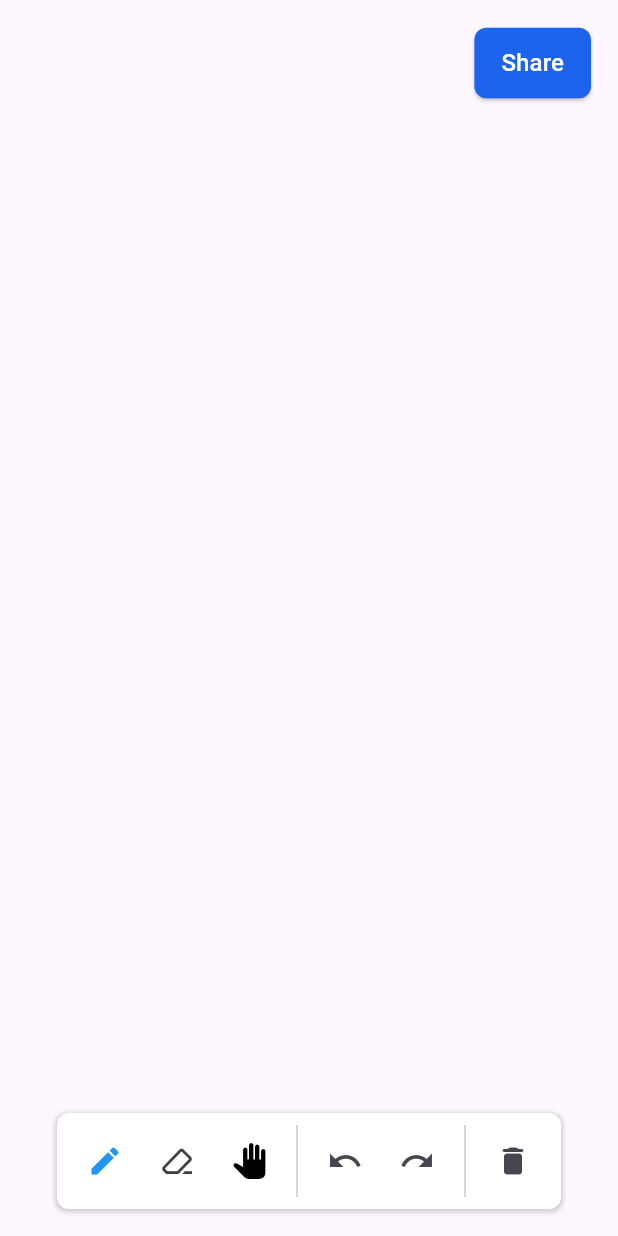
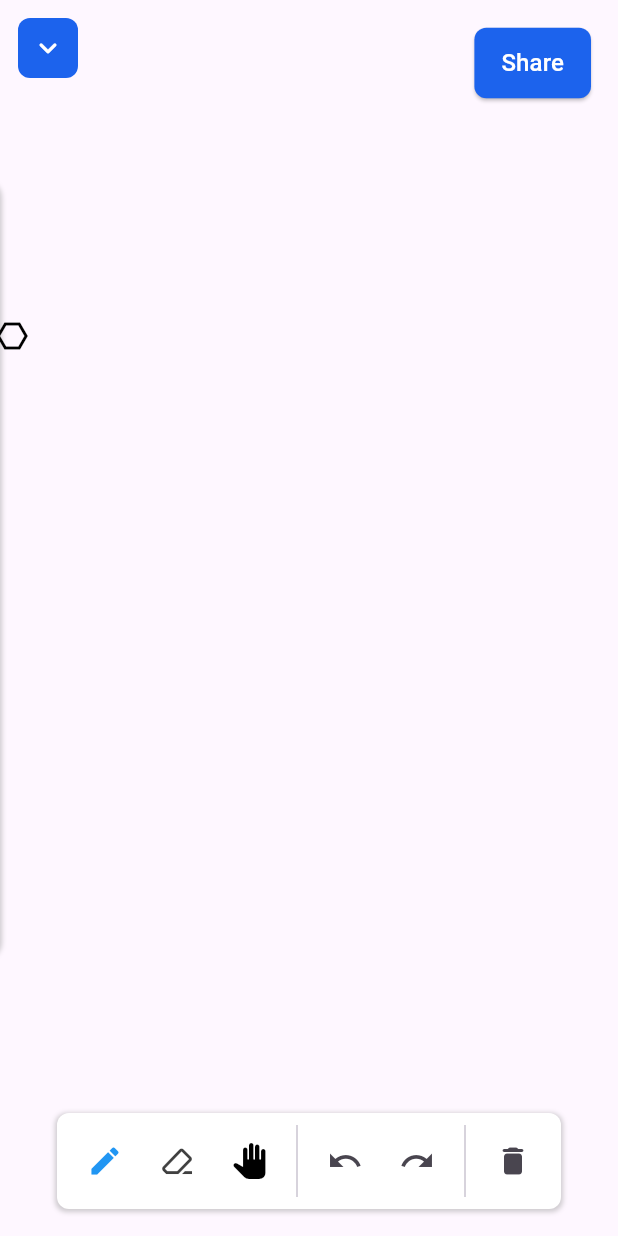
Before and after one commit to XxThunderBlastxX/sketchit, a Flutter app: the screen it shows after launch, on a phone screen of 412 x 824 dp. Run offline on Flutter 3.47's test engine with Material 3 defaults, Android fonts, the phone set to English and light mode, and no system bars; drawn by our look-alikes of flutter_animate; our stand-ins replace equatable, flutter_bloc, flutter_colorpicker, flutter_svg, get_it, go_router and 2 more; missing offline and left inert: custom_mouse_cursor, serverpod, serverpod_auth_client, serverpod_auth_server, serverpod_chat_client, serverpod_chat_server and 2 more; Roboto replaces fonts that are missing (Dosis); statements that could not run were skipped.

Commit message:
Made responsiveness for side bar

```diff
--- a/sketchit_flutter/lib/src/app/theme/theme.dart
+++ b/sketchit_flutter/lib/src/app/theme/theme.dart
@@ -2,7 +2,7 @@ import 'package:flutter/material.dart';
 import 'package:google_fonts/google_fonts.dart';
 
 class AppTheme {
-  static Color primaryColor = const Color(0xFF5A478C);
+  static Color primaryColor = const Color(0xFF1c63ed);
 
   static ThemeData theme = ThemeData(
       elevatedButtonTheme: ElevatedButtonThemeData(
--- /dev/null
+++ b/sketchit_flutter/lib/src/feature/sketch_canvas/presentation/bloc/side_bar_bloc/side_bar_bloc.dart
@@ -0,0 +1,15 @@
+import 'package:equatable/equatable.dart';
+import 'package:flutter_bloc/flutter_bloc.dart';
+
+part 'side_bar_event.dart';
+part 'side_bar_state.dart';
+
+class SideBarBloc extends Bloc<SideBarEvent, SideBarState> {
+  SideBarBloc() : super(const SideBarState(isSideBarOpen: false)) {
+    on<ToggleSideBar>((event, emit) {
+      emit(state.copyWith(
+        isSideBarOpen: !state.isSideBarOpen,
+      ));
+    });
+  }
+}
--- /dev/null
+++ b/sketchit_flutter/lib/src/feature/sketch_canvas/presentation/bloc/side_bar_bloc/side_bar_event.dart
@@ -0,0 +1,12 @@
+part of 'side_bar_bloc.dart';
+
+sealed class SideBarEvent extends Equatable {
+  const SideBarEvent();
+}
+
+class ToggleSideBar extends SideBarEvent {
+  const ToggleSideBar();
+
+  @override
+  List<Object?> get props => [];
+}
--- /dev/null
+++ b/sketchit_flutter/lib/src/feature/sketch_canvas/presentation/bloc/side_bar_bloc/side_bar_state.dart
@@ -0,0 +1,14 @@
+part of 'side_bar_bloc.dart';
+
+class SideBarState extends Equatable {
+  final bool isSideBarOpen;
+
+  const SideBarState({required this.isSideBarOpen});
+
+  SideBarState copyWith({bool? isSideBarOpen}) => SideBarState(
+        isSideBarOpen: isSideBarOpen ?? this.isSideBarOpen,
+      );
+
+  @override
+  List<Object> get props => [isSideBarOpen];
+}
--- a/sketchit_flutter/lib/src/feature/sketch_canvas/presentation/screens/sketch_canvas_mobile_screen.dart
+++ b/sketchit_flutter/lib/src/feature/sketch_canvas/presentation/screens/sketch_canvas_mobile_screen.dart
@@ -3,7 +3,9 @@ import 'package:flutter_animate/flutter_animate.dart';
 
 import '../../../../app/theme/theme.dart';
 import 'widgets/drawing_canvas/drawing_canvas.dart';
+import 'widgets/side_bar_button.dart';
 import 'widgets/sketch_menu_bar/sketch_menu_bar.dart';
+import 'widgets/sketch_side_bar/sketch_side_bar.dart';
 
 class SketchCanvasMobileScreen extends StatelessWidget {
   const SketchCanvasMobileScreen({super.key});
@@ -13,6 +15,11 @@ class SketchCanvasMobileScreen extends StatelessWidget {
     return Stack(
       children: [
         const DrawingCanvas(),
+        const SideBarButton()
+            .animate()
+            .fadeIn(duration: const Duration(milliseconds: 500))
+            .moveX(begin: -35, end: 0),
+        const SketchSideBar(),
         const SketchMenuBar()
             .animate()
             .fadeIn(duration: const Duration(milliseconds: 500))
--- a/sketchit_flutter/lib/src/feature/sketch_canvas/presentation/screens/sketch_canvas_screen.dart
+++ b/sketchit_flutter/lib/src/feature/sketch_canvas/presentation/screens/sketch_canvas_screen.dart
@@ -2,6 +2,7 @@ import 'package:flutter/material.dart' hide MenuBar;
 import 'package:flutter_bloc/flutter_bloc.dart';
 import 'package:responsive_builder/responsive_builder.dart';
 
+import '../bloc/side_bar_bloc/side_bar_bloc.dart';
 import '../bloc/sketch_bloc/sketch_bloc.dart';
 import '../bloc/sketch_menu_bar_bloc/sketch_menu_bar_bloc.dart';
 import 'sketch_canvas_desktop_screen.dart';
@@ -22,6 +23,9 @@ class CanvasScreen extends StatelessWidget {
           BlocProvider<SketchMenuBarBloc>(
             create: (context) => SketchMenuBarBloc(),
           ),
+          BlocProvider<SideBarBloc>(
+            create: (context) => SideBarBloc(),
+          )
         ],
         child: ScreenTypeLayout.builder(
           desktop: (context) => const SketchCanvasDesktopScreen(),
--- /dev/null
+++ b/sketchit_flutter/lib/src/feature/sketch_canvas/presentation/screens/widgets/side_bar_button.dart
@@ -0,0 +1,35 @@
+import 'package:flutter/material.dart';
+import 'package:flutter_bloc/flutter_bloc.dart';
+
+import '../../../../../app/theme/theme.dart';
+import '../../bloc/side_bar_bloc/side_bar_bloc.dart';
+
+class SideBarButton extends StatelessWidget {
+  const SideBarButton({super.key});
+
+  @override
+  Widget build(BuildContext context) {
+    return Align(
+      alignment: Alignment.topLeft,
+      child: Padding(
+        padding: const EdgeInsets.all(8.0),
+        child: IconButton(
+          style: ButtonStyle(
+            backgroundColor: WidgetStateProperty.all(AppTheme.primaryColor),
+            shape: WidgetStateProperty.all(
+              RoundedRectangleBorder(
+                borderRadius: BorderRadius.circular(8.0),
+              ),
+            ),
+          ),
+          onPressed: () =>
+              context.read<SideBarBloc>().add(const ToggleSideBar()),
+          icon: const Icon(
+            Icons.keyboard_arrow_down_rounded,
+            color: Colors.white,
+          ),
+        ),
+      ),
+    );
+  }
+}
--- a/sketchit_flutter/lib/src/feature/sketch_canvas/presentation/screens/widgets/sketch_side_bar/sketch_side_bar.dart
+++ b/sketchit_flutter/lib/src/feature/sketch_canvas/presentation/screens/widgets/sketch_side_bar/sketch_side_bar.dart
@@ -3,6 +3,7 @@ import 'package:flutter_bloc/flutter_bloc.dart';
 import 'package:responsive_builder/responsive_builder.dart';
 
 import '../../../../../../app/theme/theme.dart';
+import '../../../bloc/side_bar_bloc/side_bar_bloc.dart';
 import '../../../bloc/sketch_menu_bar_bloc/sketch_menu_bar_bloc.dart';
 import 'sketch_side_bar_actions_category.dart';
 import 'sketch_side_bar_colors_category.dart';
@@ -17,13 +18,27 @@ class SketchSideBar extends StatelessWidget {
   Widget build(BuildContext context) {
     return Align(
       alignment: Alignment.centerLeft,
-      child: BlocBuilder<SketchMenuBarBloc, SketchMenuBarState>(
-        builder: (context, state) {
+      child: BlocBuilder<SideBarBloc, SideBarState>(
+        builder: (context, sideBarState) {
+          return BlocBuilder<SketchMenuBarBloc, SketchMenuBarState>(
+            builder: (context, menuBarState) {
               return AnimatedContainer(
-            duration: const Duration(milliseconds: 500),
+                duration: const Duration(milliseconds: 600),
                 curve: Curves.easeInOut,
-            transform: Matrix4.translationValues(3.sw, 0, 0),
-            width: 45.0.sw,
+                transform: sideBarState.isSideBarOpen
+                    ? Matrix4.translationValues(3.sw, -4.sh, 0)
+                    : getValueForScreenType(
+                        context: context,
+                        mobile: Matrix4.translationValues(-65.sw, -4.sh, 0),
+                        desktop: Matrix4.translationValues(-45.sw, -4.sh, 0),
+                        tablet: Matrix4.translationValues(-45.sw, -4.sh, 0),
+                      ),
+                width: getValueForScreenType(
+                  context: context,
+                  mobile: 65.sw,
+                  desktop: 45.sw,
+                  tablet: 45.sw,
+                ),
                 padding: const EdgeInsets.all(12.0),
                 decoration: BoxDecoration(
                   color: Colors.white,
@@ -46,7 +61,7 @@ class SketchSideBar extends StatelessWidget {
                       style: AppTheme.theme.textTheme.labelLarge,
                     ),
                     const Divider(),
-                SketchSideBarShapesCategory(state: state),
+                    SketchSideBarShapesCategory(state: menuBarState),
                     const Divider(),
                     SketchSideBarColorsCategory(),
                     const Divider(),
@@ -59,6 +74,8 @@ class SketchSideBar extends StatelessWidget {
                 ),
               );
             },
+          );
+        },
       ),
     );
   }
```
Also changed, not shown: sketchit_flutter/lib/src/feature/sketch_canvas/presentation/screens/sketch_canvas_desktop_screen.dart (+6 -8 lines), sketchit_flutter/lib/src/feature/sketch_canvas/presentation/screens/sketch_canvas_tab_screen.dart (+7 -0 lines), sketchit_flutter/lib/src/feature/sketch_canvas/presentation/screens/widgets/sketch_side_bar/sketch_side_bar_size_category.dart (+19 -2 lines). Lines whose indentation alone changed are shown as unchanged.
